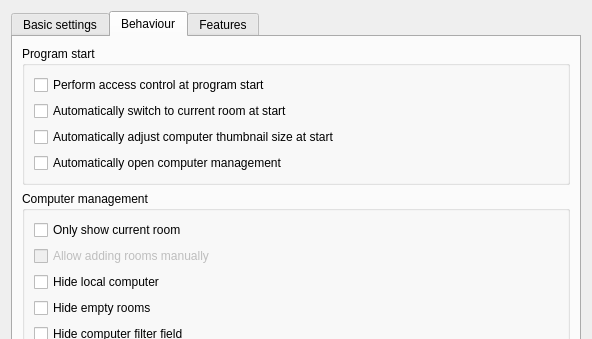
veyon/veyon, file configurator/forms/MasterConfigurationPage.ui: the form before one commit; both pictures show x 0 to 592 and y 0 to 339 of the 592 by 511 pixel window.
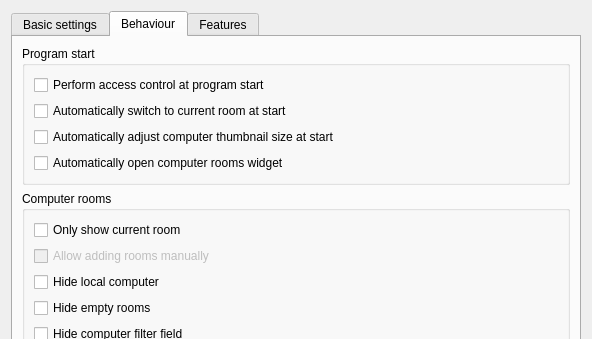
The form after the commit. The open tabs and pages were chosen to show the change. Icons and pictures are not drawn.

Commit message:
Configurator: MasterConfigurationPage: fix terms
[ci skip]

Diff of the .ui file:
```diff
--- a/configurator/forms/MasterConfigurationPage.ui
+++ b/configurator/forms/MasterConfigurationPage.ui
@@ -194,7 +194,7 @@
           <item>
            <widget class="QCheckBox" name="openComputerManagementAtStart">
             <property name="text">
-             <string>Automatically open computer management</string>
+             <string>Automatically open computer rooms widget</string>
             </property>
            </widget>
           </item>
@@ -204,7 +204,7 @@
        <item>
         <widget class="QGroupBox" name="groupBox_6">
          <property name="title">
-          <string>Computer management</string>
+          <string>Computer rooms</string>
          </property>
          <layout class="QVBoxLayout" name="verticalLayout_5">
           <item>
```
The commit also changes 1 other file.
